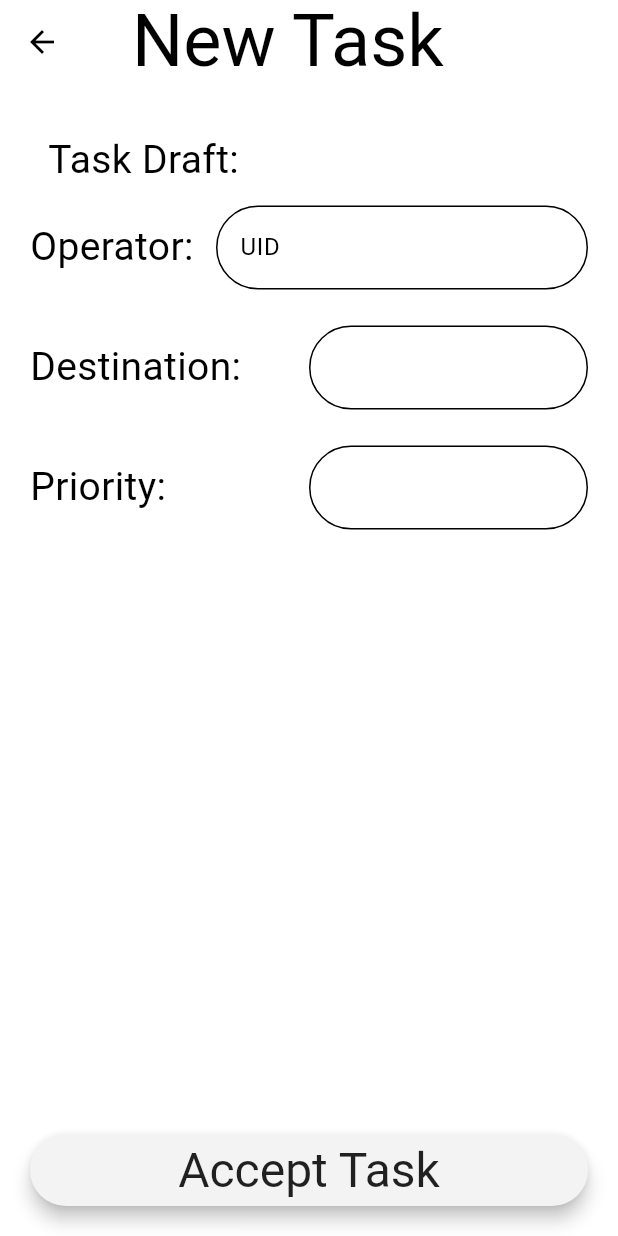
After one commit to EnterGodMode23/tiberium_crm, a Flutter app: the NewTaskPage screen opened by its route, on a phone screen of 412 x 824 dp. The commit adds this screen. Run offline on Flutter 3.47's test engine with Material 3 defaults, Android fonts, the phone set to English and light mode, and no system bars; drawn by our look-alikes of flutter_form_builder; our stand-ins replace auto_route, cached_network_image, dio, flutter_svg, form_builder_validators, get_it and 2 more; accounts and stored records are empty; generated files the repository leaves out were written again; Roboto replaces fonts that are missing (SFUI).

Commit message:
Feature: Add New Task screen prototype

```diff
--- a/lib/features/app/routing/app_router.dart
+++ b/lib/features/app/routing/app_router.dart
@@ -3,6 +3,7 @@ import 'package:tiberium_crm/features/home/home_screen.dart';
 import 'package:tiberium_crm/features/profile/profile_screen.dart';
 import 'package:tiberium_crm/features/schedule/schedule_screen.dart';
 import 'package:tiberium_crm/features/schedule/widgets/task_page.dart';
+import 'package:tiberium_crm/features/schedule/widgets/new_task_page.dart';
 import 'package:tiberium_crm/features/splash/splash_screen.dart';
 import 'package:tiberium_crm/features/auth/auth_screen.dart';
 import 'package:tiberium_crm/data/models/task.dart';
@@ -31,6 +32,7 @@ class AppRouter extends _$AppRouter {
             AutoRoute(page: ScheduleRoute.page),
           ],
         ),
-        AdaptiveRoute(page: TaskRoute.page)
+        AdaptiveRoute(page: TaskRoute.page),
+        AdaptiveRoute(page: NewTaskRoute.page)
       ];
 }
--- a/lib/features/schedule/schedule_screen.dart
+++ b/lib/features/schedule/schedule_screen.dart
@@ -1,6 +1,8 @@
 import 'package:auto_route/annotations.dart';
+import 'package:auto_route/auto_route.dart';
 import 'package:flutter/material.dart';
 import 'package:tiberium_crm/app.dart';
+import 'package:tiberium_crm/features/app/routing/app_router.dart';
 import 'package:tiberium_crm/features/schedule/widgets/task_entry.dart';
 import '../../data/models/teststuff.dart' as t;
 import '../../data/models/task.dart';
@@ -52,7 +54,9 @@ class SchedulePage extends StatelessWidget {
             padding: const EdgeInsets.all(16),
             child: ElevatedButton(
               style: Theme.of(context).elevatedButtonTheme.style,
-              onPressed: () {},
+              onPressed: () {
+                AutoRouter.of(context).navigate(const NewTaskRoute());
+              },
               child: const Text(
                 'New',
                 style: TextStyle(color: Colors.black87, fontSize: 32),
--- /dev/null
+++ b/lib/features/schedule/widgets/new_task_page.dart
@@ -0,0 +1,159 @@
+import 'package:auto_route/auto_route.dart';
+import 'package:flutter/material.dart';
+import 'package:flutter_form_builder/flutter_form_builder.dart';
+import 'package:form_builder_validators/form_builder_validators.dart';
+import 'package:tiberium_crm/app.dart';
+
+@RoutePage()
+class NewTaskPage extends StatefulWidget {
+  const NewTaskPage({
+    super.key,
+  });
+
+  @override
+  State<NewTaskPage> createState() => _NewTaskPageState();
+}
+
+class _NewTaskPageState extends State<NewTaskPage> {
+  late final String currRole;
+  late final GlobalKey<FormBuilderState> _taskFormKey;
+
+  @override
+  void initState() {
+    _taskFormKey = GlobalKey();
+    currRole = App.localStorage.getString('role') ?? '';
+    super.initState();
+  }
+
+  @override
+  Widget build(BuildContext context) {
+    return FormBuilder(
+      child: Scaffold(
+        appBar: AppBar(
+          title: Align(
+            alignment: Alignment.topLeft,
+            child: Padding(
+              padding: const EdgeInsets.all(16),
+              child: Text(
+                'New Task',
+                style: Theme.of(context).textTheme.headlineMedium,
+              ),
+            ),
+          ),
+        ),
+        body: Container(
+          padding: const EdgeInsets.all(20),
+          child: Column(
+            children: [
+              SingleChildScrollView(
+                child: Column(
+                  mainAxisAlignment: MainAxisAlignment.center,
+                  children: [
+                    Container(
+                      alignment: Alignment.topLeft,
+                      padding: const EdgeInsets.all(12),
+                      child: const Text(
+                        'Task Draft:',
+                      ),
+                    ),
+                    Row(
+                      children: [
+                        const Expanded(
+                          flex: 1,
+                          child: Text(
+                            'Operator:',
+                          ),
+                        ),
+                        Expanded(
+                          flex: 2,
+                          child: FormBuilderTextField(
+                            name: 'operator',
+                            keyboardType: TextInputType.text,
+                            decoration: const InputDecoration(
+                              labelText: 'UID',
+                            ),
+                            validator: FormBuilderValidators.compose(
+                              [
+                                FormBuilderValidators.required(
+                                  errorText: 'Enter the operator\'s UID',
+                                ),
+                              ],
+                            ),
+                          ),
+                        ),
+                      ],
+                    ),
+                    const Padding(padding: EdgeInsets.all(12)),
+                    Row(
+                      children: [
+                        const Expanded(
+                          flex: 1,
+                          child: Text(
+                            'Destination:',
+                          ),
+                        ),
+                        Expanded(
+                          flex: 1,
+                          child: FormBuilderTextField(
+                            name: 'destination',
+                            keyboardType: TextInputType.text,
+                            validator: FormBuilderValidators.compose(
+                              [
+                                FormBuilderValidators.required(
+                                  errorText: 'Enter the task\'s destination',
+                                ),
+                              ],
+                            ),
+                          ),
+                        ),
+                      ],
+                    ),
+                    const Padding(padding: EdgeInsets.all(12)),
+                    Row(
+                      children: [
+                        const Expanded(
+                          flex: 1,
+                          child: Text(
+                            'Priority:',
+                          ),
+                        ),
+                        Expanded(
+                          flex: 1,
+                          child: FormBuilderTextField(
+                            name: 'Priority',
+                            keyboardType: TextInputType.text,
+                            validator: FormBuilderValidators.compose(
+                              [
+                                FormBuilderValidators.required(
+                                  errorText: 'Enter the task\'s priority',
+                                ),
+                              ],
+                            ),
+                          ),
+                        ),
+                      ],
+                    ),
+                    const Padding(padding: EdgeInsets.all(20)),
+                  ],
+                ),
+              ),
+              Spacer(),
+              ElevatedButton(
+                style: Theme.of(context).elevatedButtonTheme.style,
+                onPressed: () async {
+                  if (_taskFormKey.currentState?.saveAndValidate() != true) {
+                    return;
+                  }
+                },
+                child: const Text(
+                  'Accept Task',
+                  style: TextStyle(color: Colors.black87, fontSize: 32),
+                ),
+              ),
+            ],
+          ),
+        ),
+      ),
+    );
+  }
+}
```
Also changed, not shown: lib/features/app/routing/app_router.gr.dart.
